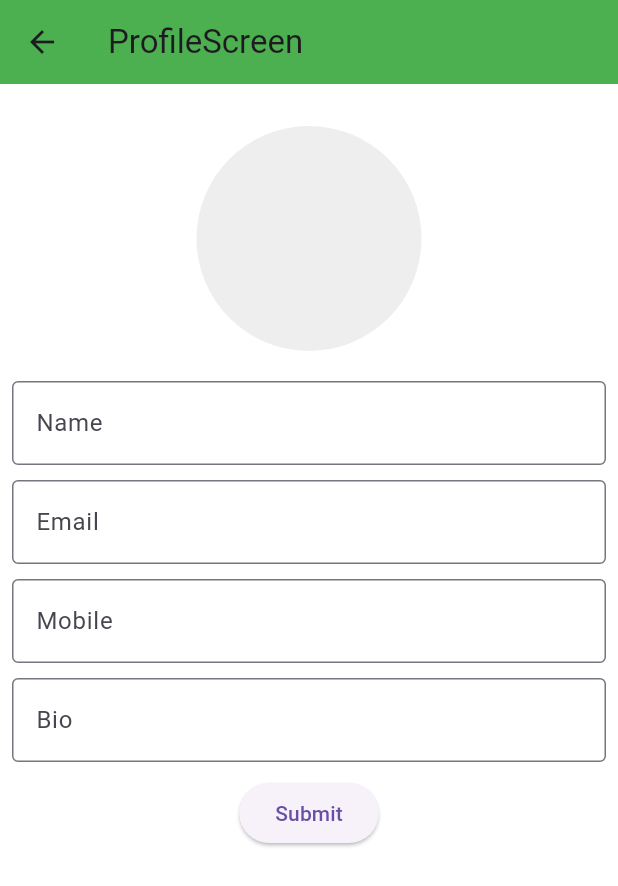
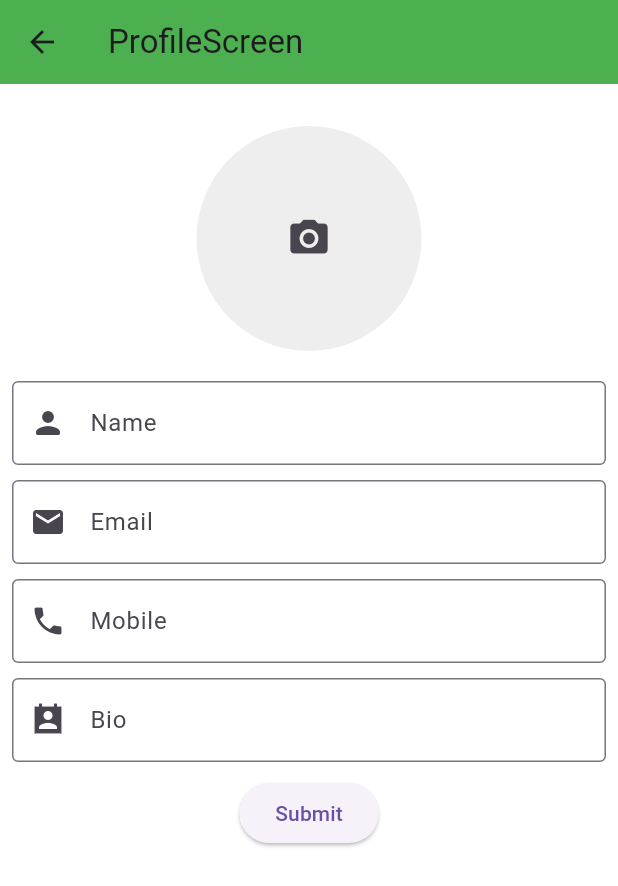
Before and after one commit to shitalchauhan769/chat_app, a Flutter app: the ProflieScreen screen opened by its route, after a tap on "Submit", on a phone screen of 412 x 824 dp. Shown: the top 886 px of the screen. Run offline on Flutter 3.47's test engine with Material 3 defaults, Android fonts, the phone set to English and light mode, and no system bars; our stand-ins replace cloud_firestore, firebase_auth, firebase_core, get, google_sign_in; accounts and stored records are empty; network calls fail.

Commit message:
28-8-2024

```diff
--- /dev/null
+++ b/lib/screen/login/controller/login_controller.dart
@@ -0,0 +1,12 @@
+import 'package:get/get.dart';
+import 'package:my_chat_app/screen/profile/model/proflie_model.dart';
+import 'package:my_chat_app/utils/helper/db_helper.dart';
+
+class LoginController extends GetxController
+{
+  ProfileModel? profileModel;
+
+  Future<void> getDataSingIn() async {
+    profileModel = await FireBaseDbHelper.helper.grtSingInProfile();
+  }
+}
--- a/lib/screen/profile/model/proflie_model.dart
+++ b/lib/screen/profile/model/proflie_model.dart
@@ -1,6 +1,10 @@
 class ProfileModel
 {
-  String? email,name,mobile,bio;
+  String? email,name,mobile,bio,uid;
 
-  ProfileModel({this.email, this.name, this.mobile, this.bio});
+  ProfileModel({this.email, this.name, this.mobile, this.bio,this.uid});
+  factory ProfileModel.mapToModel(Map m1)
+  {
+    return ProfileModel(bio: m1['bio'],mobile: m1['mobile'],email: m1['email'],name: m1['name'],uid: m1['uid']);
+  }
 }
--- a/lib/screen/profile/view/proflie_screen.dart
+++ b/lib/screen/profile/view/proflie_screen.dart
@@ -2,7 +2,9 @@ import 'package:flutter/material.dart';
 import 'package:get/get.dart';
 import 'package:get/get_common/get_reset.dart';
 import 'package:get/get_core/src/get_main.dart';
+import 'package:my_chat_app/screen/login/controller/login_controller.dart';
 import 'package:my_chat_app/screen/profile/model/proflie_model.dart';
+import 'package:my_chat_app/utils/helper/auth_helper.dart';
 import 'package:my_chat_app/utils/helper/db_helper.dart';
 
 class ProflieScreen extends StatefulWidget {
@@ -17,6 +19,25 @@ class _ProflieScreenState extends State<ProflieScreen> {
   TextEditingController txtEmail = TextEditingController();
   TextEditingController txtMobile = TextEditingController();
   TextEditingController txtBio = TextEditingController();
+  LoginController controller=Get.put(LoginController());
+
+  @override
+  void initState() {
+    getData();
+    super.initState();
+
+  }
+
+  Future<void> getData() async {
+   await controller.getDataSingIn();
+    if(controller.profileModel !=null)
+      {
+        txtName.text=controller.profileModel!.name!;
+        txtEmail.text=controller.profileModel!.email!;
+        txtMobile.text=controller.profileModel!.mobile!;
+        txtBio.text=controller.profileModel!.bio!;
+      }
+  }
 
   @override
   Widget build(BuildContext context) {
@@ -37,6 +58,13 @@ class _ProflieScreenState extends State<ProflieScreen> {
                 height: 150,
                 decoration: BoxDecoration(
                     shape: BoxShape.circle, color: Colors.grey.shade200),
+                child: IconButton(
+                  onPressed: () {},
+                  icon: const Icon(
+                    Icons.photo_camera,
+                    size: 30,
+                  ),
+                ),
               ),
               const SizedBox(
                 height: 20,
@@ -46,6 +74,7 @@ class _ProflieScreenState extends State<ProflieScreen> {
                 decoration: const InputDecoration(
                   label: Text("Name"),
                   border: OutlineInputBorder(),
+                  prefixIcon: Icon(Icons.person_rounded),
                 ),
               ),
               const SizedBox(
@@ -56,6 +85,7 @@ class _ProflieScreenState extends State<ProflieScreen> {
                 decoration: const InputDecoration(
                   label: Text("Email"),
                   border: OutlineInputBorder(),
+                  prefixIcon: Icon(Icons.email),
                 ),
               ),
               const SizedBox(
@@ -66,6 +96,7 @@ class _ProflieScreenState extends State<ProflieScreen> {
                 decoration: const InputDecoration(
                   label: Text("Mobile"),
                   border: OutlineInputBorder(),
+                  prefixIcon: Icon(Icons.phone),
                 ),
               ),
               const SizedBox(
@@ -76,6 +107,7 @@ class _ProflieScreenState extends State<ProflieScreen> {
                 decoration: const InputDecoration(
                   label: Text("Bio"),
                   border: OutlineInputBorder(),
+                  prefixIcon: Icon(Icons.perm_contact_calendar_sharp),
                 ),
               ),
               const SizedBox(
@@ -83,13 +115,13 @@ class _ProflieScreenState extends State<ProflieScreen> {
               ),
               ElevatedButton(
                 onPressed: () {
-                  FireBaseDbHelper.helper.setProfile(
-                    ProfileModel(
-                        name: txtName.text,
-                        email: txtEmail.text,
-                        mobile: txtMobile.text,
-                        bio: txtBio.text),
-                  );
+                  ProfileModel model= ProfileModel(
+                      name: txtName.text,
+                      email: txtEmail.text,
+                      mobile: txtMobile.text,
+                      bio: txtBio.text,
+                      uid: AuthHelper.helper.user!.uid);
+                  FireBaseDbHelper.helper.setProfile(model);
                   Get.toNamed("/home");
                   Get.snackbar("profile", "profile Success");
                 },
--- a/lib/utils/helper/auth_helper.dart
+++ b/lib/utils/helper/auth_helper.dart
@@ -30,6 +30,7 @@ class AuthHelper {
   bool chaekUser() {
     user = auth.currentUser;
     return user != null;
+
   }
 
   Future<void> logOut() async {
--- a/lib/utils/helper/db_helper.dart
+++ b/lib/utils/helper/db_helper.dart
@@ -7,14 +7,29 @@ class FireBaseDbHelper {
 
   FireBaseDbHelper._();
 
-  FirebaseFirestore firestore = FirebaseFirestore.instance;
+  FirebaseFirestore fireStore = FirebaseFirestore.instance;
 
-  void setProfile(ProfileModel profileModel) {
-    firestore.collection("chat").doc(AuthHelper.helper.user!.uid).set({
+ Future <void> setProfile(ProfileModel profileModel) async {
+   await fireStore.collection("Chat").doc(AuthHelper.helper.user!.uid).set({
       "name": profileModel.name,
       "email": profileModel.email,
       "mobile": profileModel.mobile,
       "bio": profileModel.bio
     });
   }
+
+  Future<ProfileModel ?> grtSingInProfile()
+  async {
+   DocumentSnapshot docData   =await fireStore.collection("Chat").doc(AuthHelper.helper.user!.uid).get();
+   if(docData.exists)
+     {
+       Map m1 = docData.data() as Map;
+       ProfileModel model =ProfileModel.mapToModel(m1);
+       return model;
+     }
+   else
+     {
+       return null;
+     }
+  }
 }
```
Also changed, not shown: lib/screen/home/view/home_screen.dart (+16 -15 lines), lib/screen/login/view/login_screen.dart (+12 -5 lines), lib/screen/login/view/signup_screen.dart (+19 -4 lines).
